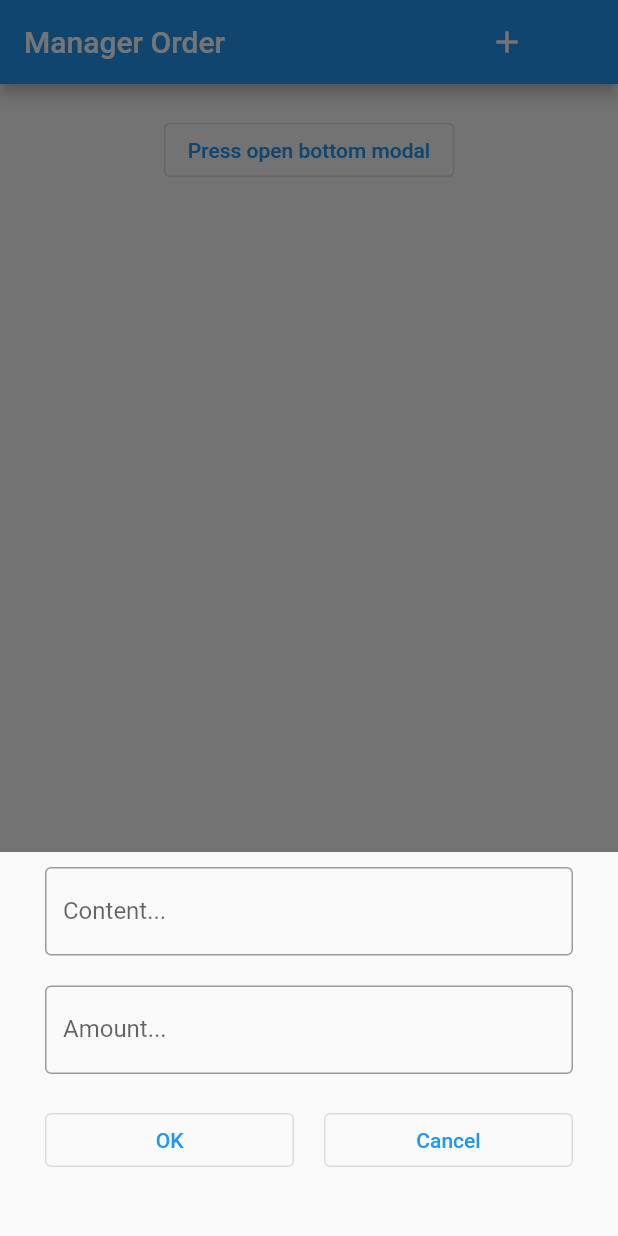
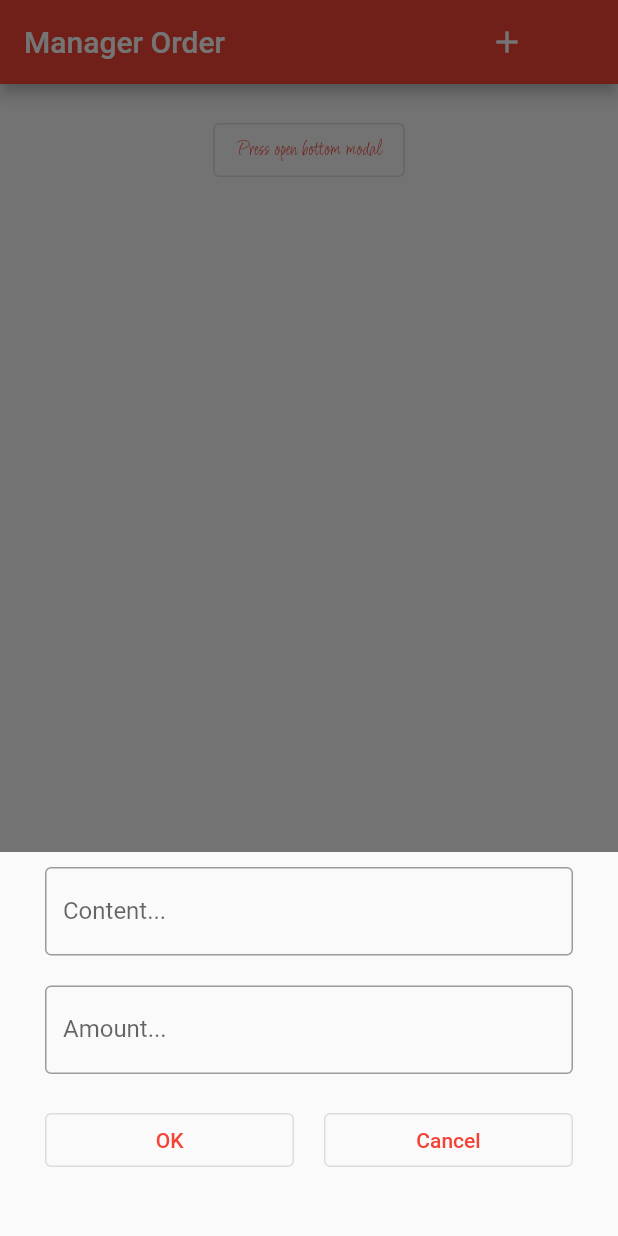
Before and after one commit to khuongsatou/flutter_calendar, a Flutter app: the screen it shows after launch, after a tap on "Press open bottom modal", on a phone screen of 412 x 824 dp. Run offline on Flutter 3.47's test engine with Material 2 defaults, Android fonts, the phone set to English and light mode, and no system bars.

Commit message:
Update ThemeData

```diff
--- a/lib/MyApp.dart
+++ b/lib/MyApp.dart
@@ -252,7 +252,10 @@ class _MyAppState extends State<MyApp> with WidgetsBindingObserver {
                 onPressed: () {
                   _openModalBottomSheet();
                 },
-                child: const Text("Press open bottom modal"),
+                child: const Text(
+                  "Press open bottom modal",
+                  style: TextStyle(fontFamily: "Licorice-Regular"),
+                ),
               ),
               Container(
                 padding:
--- a/lib/main.dart
+++ b/lib/main.dart
@@ -5,5 +5,9 @@ void main() {
   runApp(MaterialApp(
     title: "Transaction app",
     home: MyApp(),
+    theme: ThemeData(
+      primarySwatch: Colors.red,
+      // primarySwatch: Color.pink[]
+    ),
   ));
 }
--- a/pubspec.yaml
+++ b/pubspec.yaml
@@ -86,5 +86,11 @@ flutter:
   #       - asset: fonts/TrajanPro_Bold.ttf
   #         weight: 700
   #
+  fonts:
+    - family: Licorice-Regular
+      fonts:
+        - asset: assets/fonts/Licorice-Regular.ttf
+          style: normal
+          weight: 700
   # For details regarding fonts from package dependencies,
   # see https://flutter.dev/custom-fonts/#from-packages
```
Also changed, not shown: assets/fonts/Licorice-Regular.ttf (added).
